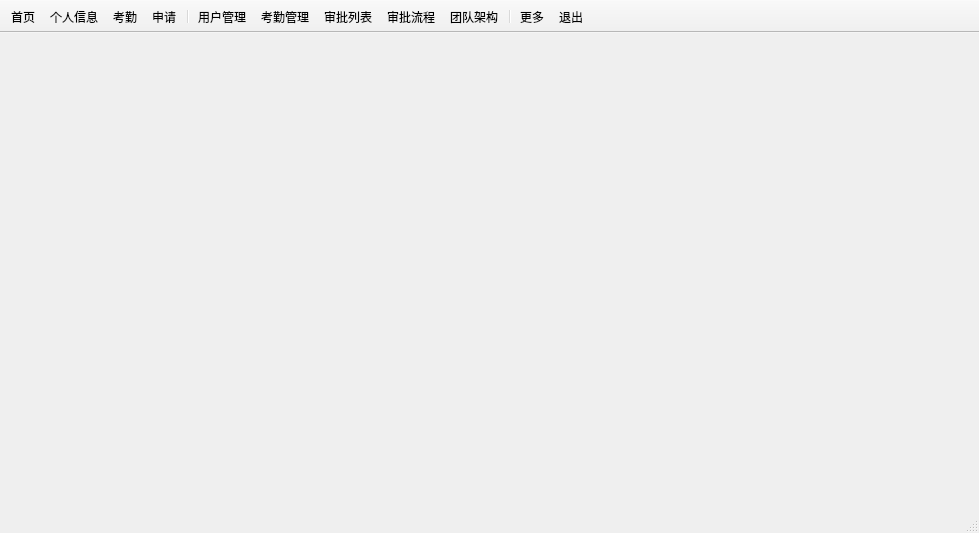
Old version of the form mainwindow.ui in the repository csthenry/weplanet-desktop.
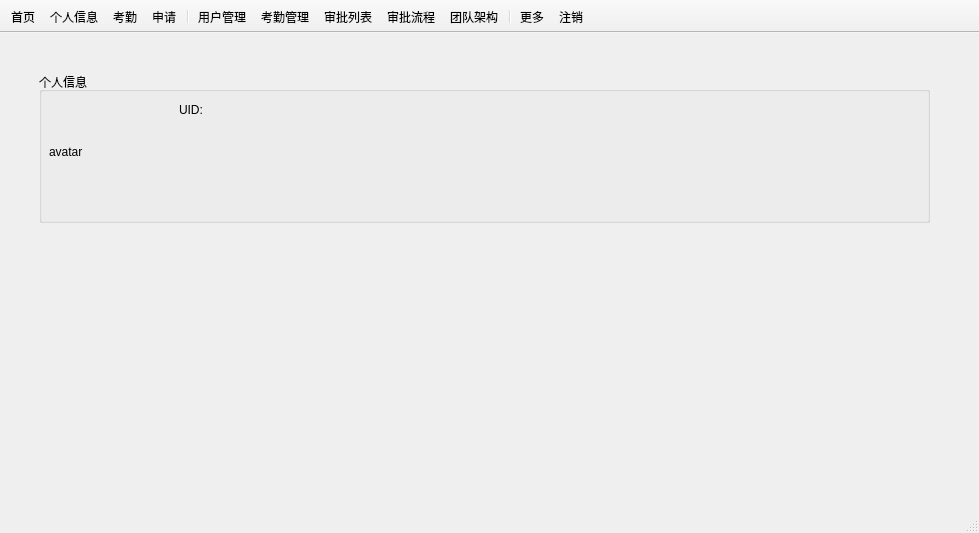
New version of the form. Icons and pictures are not drawn.

Commit message: 创建基础数据表，完善登录、注销功能。

```diff
--- a/mainwindow.ui
+++ b/mainwindow.ui
@@ -13,7 +13,79 @@
   <property name="windowTitle">
    <string>MainWindow</string>
   </property>
-  <widget class="QWidget" name="centralwidget"/>
+  <widget class="QWidget" name="centralwidget">
+   <layout class="QGridLayout" name="gridLayout">
+    <item row="0" column="0">
+     <widget class="QStackedWidget" name="stackedWidget">
+      <property name="currentIndex">
+       <number>0</number>
+      </property>
+      <widget class="QWidget" name="home">
+       <widget class="QGroupBox" name="groupBox">
+        <property name="geometry">
+         <rect>
+          <x>30</x>
+          <y>30</y>
+          <width>891</width>
+          <height>151</height>
+         </rect>
+        </property>
+        <property name="title">
+         <string>个人信息</string>
+        </property>
+        <widget class="QLabel" name="avatar">
+         <property name="geometry">
+          <rect>
+           <x>10</x>
+           <y>20</y>
+           <width>120</width>
+           <height>120</height>
+          </rect>
+         </property>
+         <property name="minimumSize">
+          <size>
+           <width>120</width>
+           <height>120</height>
+          </size>
+         </property>
+         <property name="maximumSize">
+          <size>
+           <width>120</width>
+           <height>120</height>
+          </size>
+         </property>
+         <property name="text">
+          <string>avatar</string>
+         </property>
+        </widget>
+        <widget class="QLabel" name="label_uid">
+         <property name="geometry">
+          <rect>
+           <x>140</x>
+           <y>30</y>
+           <width>72</width>
+           <height>15</height>
+          </rect>
+         </property>
+         <property name="text">
+          <string>UID:</string>
+         </property>
+        </widget>
+       </widget>
+      </widget>
+      <widget class="QWidget" name="page_userInfo"/>
+      <widget class="QWidget" name="page_attend"/>
+      <widget class="QWidget" name="page_apply"/>
+      <widget class="QWidget" name="page_userManage"/>
+      <widget class="QWidget" name="page_attendManage"/>
+      <widget class="QWidget" name="page_applyList"/>
+      <widget class="QWidget" name="page_applyProcess"/>
+      <widget class="QWidget" name="page_Group"/>
+      <widget class="QWidget" name="page_more"/>
+     </widget>
+    </item>
+   </layout>
+  </widget>
   <widget class="QStatusBar" name="statusbar"/>
   <widget class="QToolBar" name="toolBar">
    <property name="windowTitle">
@@ -156,7 +228,7 @@
      <normaloff>:/images/color_icon/color-launch.svg</normaloff>:/images/color_icon/color-launch.svg</iconset>
    </property>
    <property name="text">
-    <string>退出</string>
+    <string>注销</string>
    </property>
    <property name="toolTip">
     <string>退出</string>
```
Left out of the diff: 21 changed lines with no effect on the pictures. The commit also changes 6 other files.
